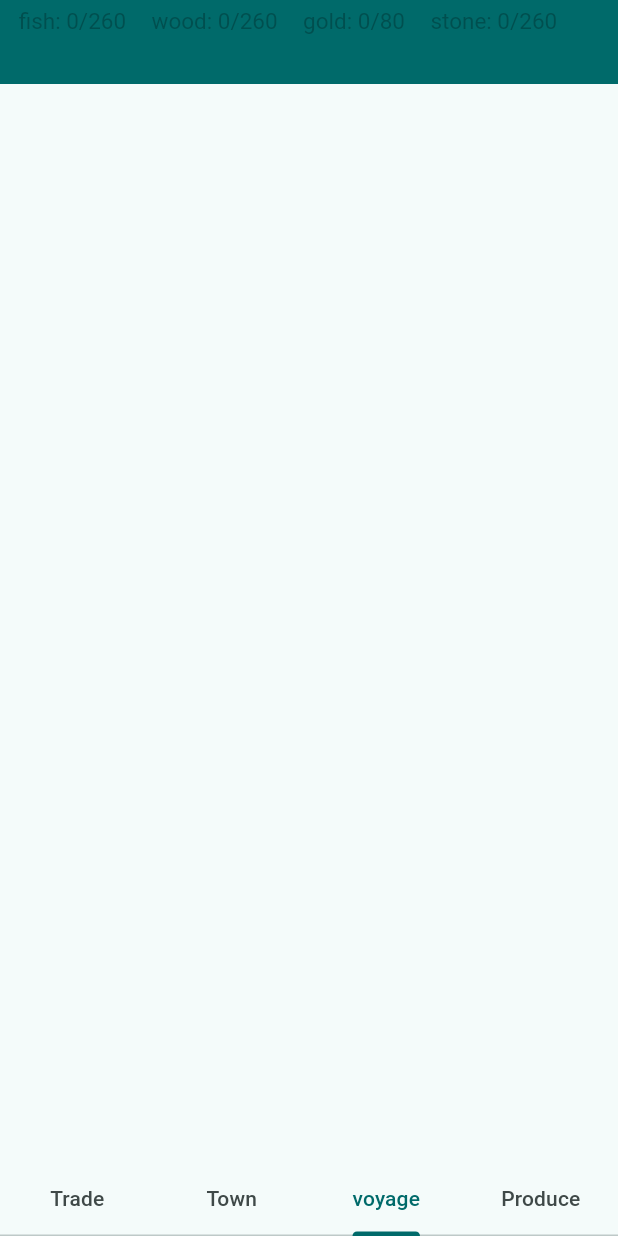
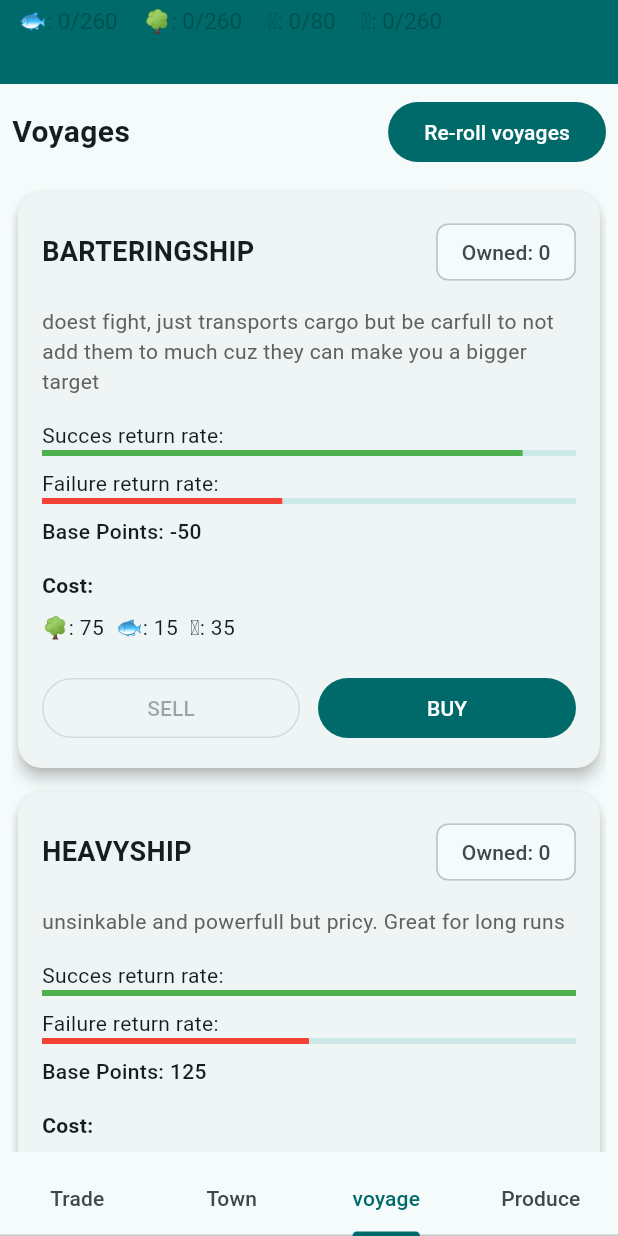
Before and after one commit to RafikoZZ55/harbour-heven, a Flutter app: the screen it shows after launch, item 3 of the bottom bar chosen, on a phone screen of 412 x 824 dp. Run offline on Flutter 3.47's test engine with Material 3 defaults, Android fonts, the phone set to English and light mode, and no system bars; our stand-ins replace flutter_riverpod, hive_flutter; accounts and stored records are empty.

Commit message:
working on voyage_view added card for ships and did better styling for voyages

```diff
--- a/harbour_heven/lib/components/resource_display.dart
+++ b/harbour_heven/lib/components/resource_display.dart
@@ -30,7 +30,7 @@ class _ResourceDisplayState extends ConsumerState<ResourceDisplay> {
         child: Padding(
           padding: const EdgeInsets.all(2.0),
           child: Text(
-            "${widget.resourceType.name}: ${player.resources[widget.resourceType]}/${player.calculateCapacity(resourceType: widget.resourceType)}",
+            "${widget.resourceType.icon}: ${player.resources[widget.resourceType]}/${player.calculateCapacity(resourceType: widget.resourceType)}",
             style: TextStyle(
               color: sheme.onPrimaryContainer,
               fontSize: 15
--- /dev/null
+++ b/harbour_heven/lib/components/resource_display_card.dart
@@ -0,0 +1,15 @@
+import 'package:flutter/material.dart';
+import 'package:harbour_heven/data/model/enum/resource_type.dart';
+
+
+class ResourceDisplayCard extends StatelessWidget {
+const ResourceDisplayCard({ super.key, required this.resourceType, required this.amount });
+  final ResourceType resourceType;
+  final int amount;
+  @override
+  Widget build(BuildContext context){
+    return SizedBox(
+      child: Text("${resourceType.icon}: $amount"),
+    );
+  }
+}
--- /dev/null
+++ b/harbour_heven/lib/components/voyage_ship_card.dart
@@ -0,0 +1,141 @@
+import 'package:flutter/material.dart';
+import 'package:flutter_riverpod/flutter_riverpod.dart';
+import 'package:harbour_heven/components/resource_display_card.dart';
+import 'package:harbour_heven/data/model/building/voyage_port.dart';
+import 'package:harbour_heven/data/model/enum/voyage_ship_type.dart';
+import 'package:harbour_heven/data/providers/player/player_controller.dart';
+import 'package:harbour_heven/data/providers/player/player_provider.dart';
+class VoyageShipCard extends ConsumerStatefulWidget {
+  const VoyageShipCard({
+    super.key,
+    required this.voyageShipType,
+  });
+
+  final VoyageShipType voyageShipType;
+
+   @override
+  createState() => _VoyageShipCard();
+
+}
+
+class _VoyageShipCard extends ConsumerState<VoyageShipCard> {
+
+  @override
+  Widget build(BuildContext context) {
+    final playerController = ref.read(playerProvider.notifier);
+
+    final shipsAmount = ref.watch(
+      playerProvider.select(
+        (p) => p.buildings
+            .whereType<VoyagePort>()
+            .first
+            .voyageShips[widget.voyageShipType] ??
+            0,
+      ),
+    );
+
+    return Card(
+      elevation: 4,
+      shape: RoundedRectangleBorder(
+        borderRadius: BorderRadius.circular(16),
+      ),
+      child: Padding(
+        padding: const EdgeInsets.all(16),
+        child: Column(
+          crossAxisAlignment: CrossAxisAlignment.start,
+          children: [
+
+            Row(
+              mainAxisAlignment: MainAxisAlignment.spaceBetween,
+              children: [
+                Text(
+                  widget.voyageShipType.name.toUpperCase(),
+                  style: const TextStyle(
+                    fontSize: 18,
+                    fontWeight: FontWeight.bold,
+                  ),
+                ),
+                Chip(
+                  label: Text("Owned: $shipsAmount"),
+                )
+              ],
+            ),
+
+            const SizedBox(height: 12),
+
+            Text(
+              widget.voyageShipType.description,
+              style: TextStyle(
+                color: Colors.grey[700],
+              ),
+            ),
+
+            const SizedBox(height: 16),
+
+            Text("Succes return rate: "),
+            LinearProgressIndicator(
+              value: widget.voyageShipType.returnRate,
+              color: Colors.green,
+            ),
+            const SizedBox(height: 8),
+            Text("Failure return rate: "),
+            LinearProgressIndicator(
+              value: widget.voyageShipType.returnRate / 2,
+              color: Colors.red,
+            ),
+
+            const SizedBox(height: 8),
+            Text(
+              "Base Points: ${widget.voyageShipType.basePoints}",
+              style: const TextStyle(fontWeight: FontWeight.w500),
+            ),
+
+            const SizedBox(height: 16),
+
+            const Text(
+              "Cost:",
+              style: TextStyle(
+                fontWeight: FontWeight.bold,
+              ),
+            ),
+            const SizedBox(height: 8),
+
+            Wrap(
+              spacing: 8,
+              runSpacing: 8,
+              children: widget.voyageShipType.buyPrice.entries
+                  .map(
+                    (e) => ResourceDisplayCard(
+                      resourceType: e.key,
+                      amount: e.value,
+                    ),
+                  )
+                  .toList(),
+            ),
+
+            const SizedBox(height: 20),
+
+            Row(
+              children: [
+                Expanded(
+                  child: OutlinedButton(
+                    onPressed: shipsAmount > 0
+                        ? () => playerController.sellVoyageShip(voyageShipType: widget.voyageShipType): null,
+                    child: const Text("SELL"),
+                  ),
+                ),
+                const SizedBox(width: 12),
+                Expanded(
+                  child: FilledButton(
+                    onPressed: () => playerController.buyVoyageShip(type: widget.voyageShipType),
+                    child: const Text("BUY"),
+                  ),
+                ),
+              ],
+            ),
+          ],
+        ),
+      ),
+    );
+  }
+}
--- a/harbour_heven/lib/data/model/enum/resource_type.dart
+++ b/harbour_heven/lib/data/model/enum/resource_type.dart
@@ -1,9 +1,15 @@
 
 enum ResourceType {
-  fish,
-  wood,
-  gold,
-  stone;
+  fish(icon: "🐟"),
+  wood(icon: "🌳"),
+  gold(icon: "🪙"),
+  stone(icon: "🪨");
+
+  final String icon;
+
+  const ResourceType({
+    required this.icon
+  });
 
   static bool checkIfExists({required String recourceType}){
     return ResourceType.values.any((e) => e.name == recourceType);
--- a/harbour_heven/lib/data/model/enum/voyage_ship_type.dart
+++ b/harbour_heven/lib/data/model/enum/voyage_ship_type.dart
@@ -5,28 +5,32 @@ enum VoyageShipType {
     description: "light, fast and cheap but has low chance of surviving a voyage",
     returnRate: 0.75,
     basePoints: 100,
-    price: <ResourceType, int>{ResourceType.wood: 75, ResourceType.fish: 25}
+    buyPrice: <ResourceType, int>{ResourceType.wood: 75, ResourceType.fish: 25},
+    sellPrice: <ResourceType, int>{ResourceType.wood: 25, ResourceType.fish: 15},
   ),
   heavyShip(
     description: "unsinkable and powerfull but pricy. Great for long runs",
     returnRate: 1,
     basePoints: 125,
-    price: <ResourceType,int>{ResourceType.wood: 200, ResourceType.fish: 50, ResourceType.gold: 20}
+    buyPrice: <ResourceType,int>{ResourceType.wood: 200, ResourceType.fish: 50, ResourceType.gold: 20},
+    sellPrice: <ResourceType,int>{ResourceType.wood: 100, ResourceType.fish: 25, ResourceType.gold: 5},
   ),
   barteringShip(
     description: "doest fight, just transports cargo but be carfull to not add them to much cuz they can make you a bigger target",
     returnRate: 0.9,
     basePoints: -50,
-    price: <ResourceType, int>{ResourceType.wood: 75, ResourceType.fish: 15, ResourceType.gold: 35}
+    buyPrice: <ResourceType, int>{ResourceType.wood: 75, ResourceType.fish: 15, ResourceType.gold: 35},
+    sellPrice: <ResourceType, int>{ResourceType.wood: 25, ResourceType.fish: 5, ResourceType.gold: 20},
   );
 
 
   final String description;
   final double returnRate;
   final int basePoints;
-  final Map<ResourceType,int> price;
+  final Map<ResourceType,int> buyPrice;
+  final Map<ResourceType,int> sellPrice;
 
-  const VoyageShipType({required this.description, required this.returnRate ,required this.basePoints ,required this.price });
+  const VoyageShipType({required this.description, required this.returnRate ,required this.basePoints ,required this.buyPrice, required this.sellPrice });
 
   static bool checkIfExists({required String voyageShipType}){
     return VoyageShipType.values.any((e) => e.name == voyageShipType);
--- a/harbour_heven/lib/views/voyage_view.dart
+++ b/harbour_heven/lib/views/voyage_view.dart
@@ -1,8 +1,9 @@
 import 'package:flutter/material.dart';
 import 'package:flutter_riverpod/flutter_riverpod.dart';
 import 'package:harbour_heven/components/voyage_card.dart';
+import 'package:harbour_heven/components/voyage_ship_card.dart';
 import 'package:harbour_heven/data/model/building/voyage_port.dart';
-import 'package:harbour_heven/data/model/voyage/voyage.dart';
+import 'package:harbour_heven/data/providers/player/player_controller.dart';
 import 'package:harbour_heven/data/providers/player/player_provider.dart';
 
 class VoyageView extends ConsumerStatefulWidget {
@@ -15,21 +16,66 @@ class VoyageView extends ConsumerStatefulWidget {
 class _VoyageViewState extends ConsumerState<VoyageView> {
   @override
   Widget build(BuildContext context) {
-    List<Voyage> voyages = ref.watch(playerProvider.select(
-      (e) => e.buildings.whereType<VoyagePort>().first.currentVoyages
+    VoyagePort voyagePort = ref.watch(playerProvider.select(
+      (e) => e.buildings.whereType<VoyagePort>().first
     ));
+    PlayerController playerController = ref.read(playerProvider.notifier);
 
-    return Column(
-      children: [
+    return Padding(
+      padding: const EdgeInsets.all(8.0),
+      child: Column(
+        children: [
+          Row(
+            mainAxisAlignment: MainAxisAlignment.spaceBetween,
+            children: [
+              const Text(
+                "Voyages",
+                style: TextStyle(
+                  fontSize: 20,
+                  fontWeight: FontWeight.bold,
+                ),
+              ),
+              FilledButton(
+                onPressed: () => playerController.reRollVoyages(),
+                child: const Text("Re-roll voyages"),
+              )
+            ],
+          ),
 
+          const SizedBox(height: 12),
 
-        Expanded(
-          child: GridView.count(
-            crossAxisCount: 2,
-            children: List.generate(voyages.length,(index) => VoyageCard(index: index)),
-          )
-        )
-      ]
+          Expanded(
+            child: ListView(
+              children: [
+                ...voyagePort.voyageShips.entries.map(
+                  (e) => Padding(
+                    padding: const EdgeInsets.only(bottom: 8),
+                    child: VoyageShipCard(voyageShipType: e.key),
+                  ),
+                ),
+
+                const SizedBox(height: 16),
+                const Divider(),
+                const SizedBox(height: 16),
+                GridView.builder(
+                  shrinkWrap: true,
+                  physics: const NeverScrollableScrollPhysics(),
+                  itemCount: voyagePort.currentVoyages.length,
+                  gridDelegate:
+                      const SliverGridDelegateWithFixedCrossAxisCount(
+                    crossAxisCount: 1,
+                    crossAxisSpacing: 8,
+                    mainAxisSpacing: 8,
+                  ),
+                  itemBuilder: (context, index) =>
+                      VoyageCard(index: index),
+                ),
+              ],
+            ),
+          ),
+        ],
+      ),
     );
+
   }
 }
```
Also changed, not shown: harbour_heven/lib/components/voyage_card.dart (+104 -14 lines), harbour_heven/lib/data/model/player/operators/player_voyage_operator.dart (+9 -2 lines), harbour_heven/lib/data/providers/player/player_controller.dart (+16 -0 lines).
